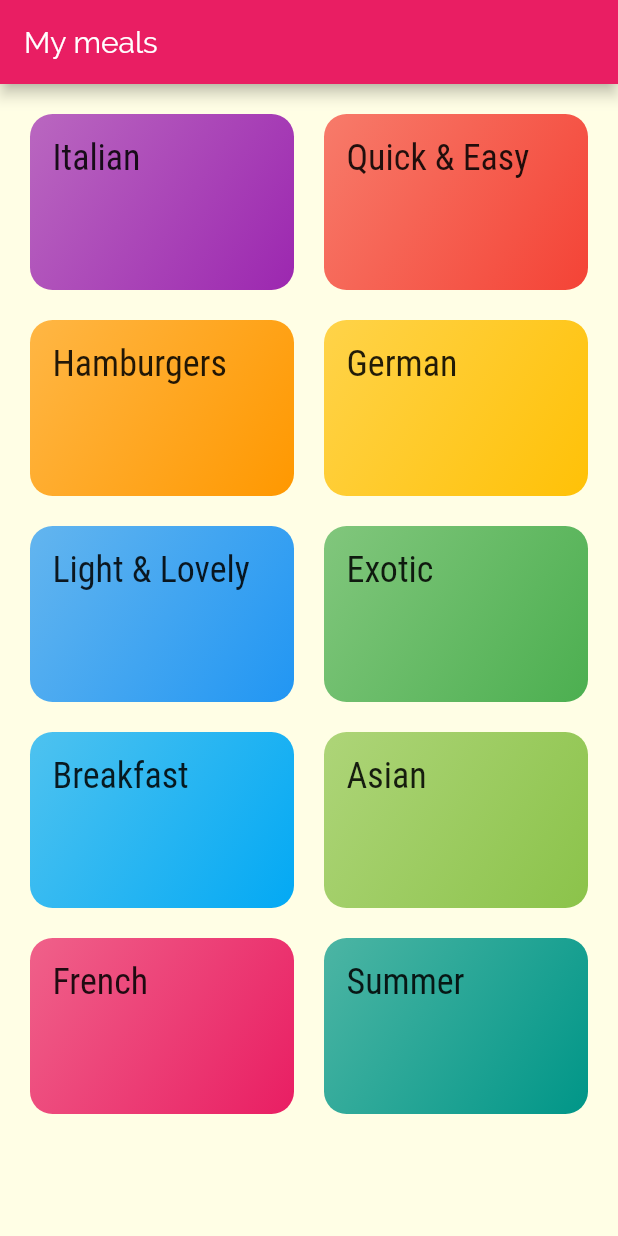
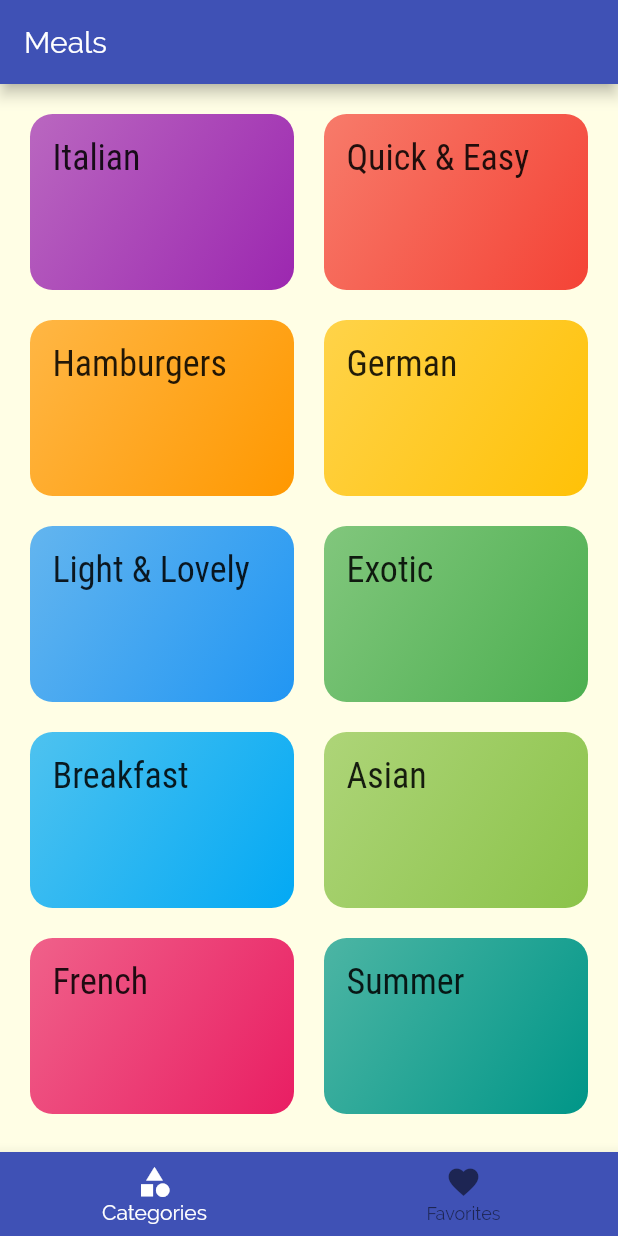
Before and after one commit to nguyentanphu/my_meals, a Flutter app: the screen it shows after launch, on a phone screen of 412 x 824 dp. Run offline on Flutter 3.47's test engine with Material 2 defaults, Android fonts, the phone set to English and light mode, and no system bars.

```diff
--- a/lib/main.dart
+++ b/lib/main.dart
@@ -1,5 +1,8 @@
 import 'package:flutter/material.dart';
+import 'package:my_meals/screens/tabs_screen.dart';
 
+import 'screens/categories_screen.dart';
+import 'screens/meal_detail_screen.dart';
 import 'screens/category_meals_screen.dart';
 import 'screens/categories_screen.dart';
 
@@ -12,27 +15,23 @@ class MyApp extends StatelessWidget {
     return MaterialApp(
       title: 'Flutter Demo',
       theme: ThemeData(
-        primarySwatch: Colors.pink,
+        primarySwatch: Colors.indigo,
         accentColor: Colors.amber,
         canvasColor: Color.fromRGBO(255, 254, 229, 1),
         fontFamily: 'Raleway',
         textTheme: ThemeData.light().textTheme.copyWith(
-          body1: TextStyle(
-            color: Color.fromRGBO(20, 51, 51, 1)
-          ),
-          body2: TextStyle(
-            color: Color.fromRGBO(20, 51, 51, 1)
-          ),
-          title: TextStyle(
-            fontSize: 24,
-            fontFamily: 'RobotoCondensed'
-          ),
-        ),
+              body1: TextStyle(color: Color.fromRGBO(20, 51, 51, 1)),
+              body2: TextStyle(color: Color.fromRGBO(20, 51, 51, 1)),
+              title: TextStyle(fontSize: 24, fontFamily: 'RobotoCondensed'),
+            ),
       ),
-      home: CategoriesScreen(),
       routes: {
-        CategoryMealsScreen.routeName: (_) => CategoryMealsScreen()
+        '/': (_) => TabsScreen(),
+        CategoryMealsScreen.routeName: (_) => CategoryMealsScreen(),
+        MealDetailScreen.routeName: (_) => MealDetailScreen()
       },
+      onUnknownRoute: (settings) =>
+          MaterialPageRoute(builder: (ctx) => CategoriesScreen()),
     );
   }
 }
--- a/lib/screens/categories_screen.dart
+++ b/lib/screens/categories_screen.dart
@@ -5,11 +5,7 @@ import '../models/category.dart';
 class CategoriesScreen extends StatelessWidget {
   @override
   Widget build(BuildContext context) {
-    return Scaffold(
-      appBar: AppBar(
-        title: Text('My meals'),
-      ),
-      body: GridView(
+    return GridView(
       padding: EdgeInsets.all(20),
       children: DUMMY_CATEGORIES.map((c) => CategoryItem(c)).toList(),
       gridDelegate: SliverGridDelegateWithMaxCrossAxisExtent(
@@ -18,7 +14,6 @@ class CategoriesScreen extends StatelessWidget {
         mainAxisSpacing: 20,
         crossAxisSpacing: 20,
       ),
-      ),
     );
   }
 }
--- /dev/null
+++ b/lib/screens/tabs_screen.dart
@@ -0,0 +1,44 @@
+import 'package:flutter/material.dart';
+
+import 'categories_screen.dart';
+import 'favorites_screen.dart';
+import 'categories_screen.dart';
+
+class TabsScreen extends StatefulWidget {
+  @override
+  _TabsScreenState createState() => _TabsScreenState();
+}
+
+class _TabsScreenState extends State<TabsScreen> {
+  final List<Widget> _tabWidgets = [CategoriesScreen(), FavoritesScreen()];
+
+  int _selectedTabIndex = 0;
+
+  void _onTabSelected(int index) {
+    setState(() {
+      _selectedTabIndex = index;
+    });
+  }
+
+  @override
+  Widget build(BuildContext context) {
+    return Scaffold(
+      appBar: AppBar(
+        title: Text('Meals'),
+      ),
+      body: _tabWidgets[_selectedTabIndex],
+      bottomNavigationBar: BottomNavigationBar(
+        onTap: _onTabSelected,
+        currentIndex: _selectedTabIndex,
+        selectedItemColor: Colors.white,
+        backgroundColor: Theme.of(context).primaryColor,
+        items: [
+          BottomNavigationBarItem(
+              icon: Icon(Icons.category), title: Text('Categories')),
+          BottomNavigationBarItem(
+              icon: Icon(Icons.favorite), title: Text('Favorites')),
+        ],
+      ),
+    );
+  }
+}
```
Also changed, not shown: lib/screens/favorites_screen.dart (added, +10 -0 lines), lib/screens/meal_detail_screen.dart (added, +87 -0 lines), lib/widgets/meal_item.dart (+7 -2 lines). Lines whose indentation alone changed are shown as unchanged.
